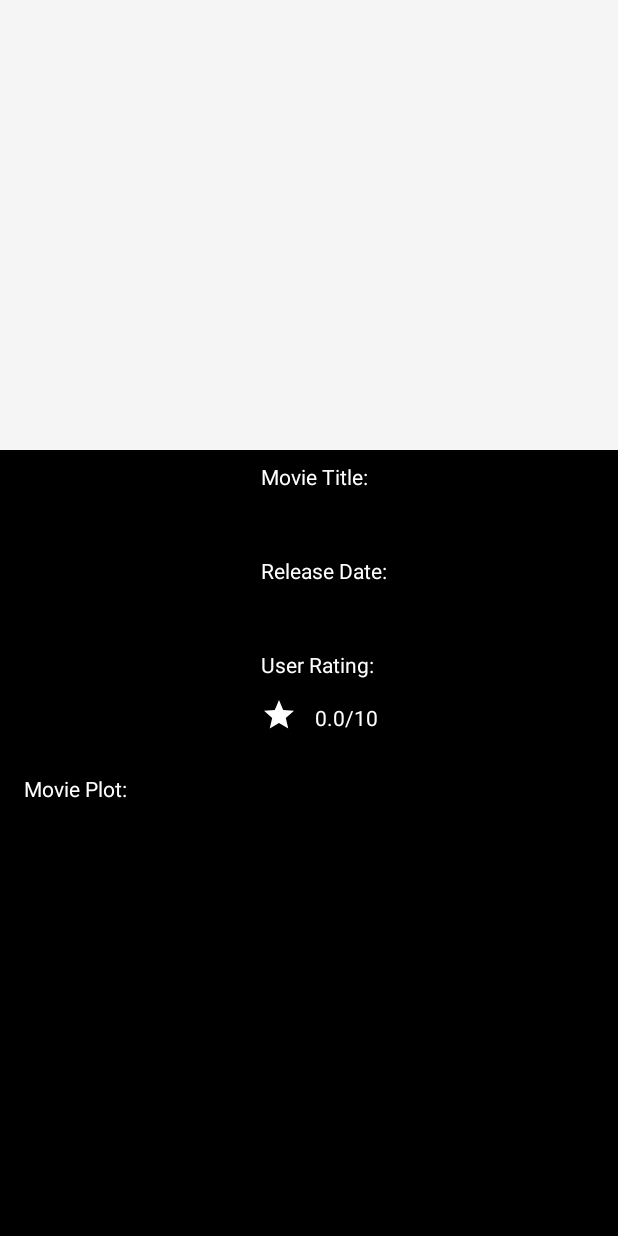
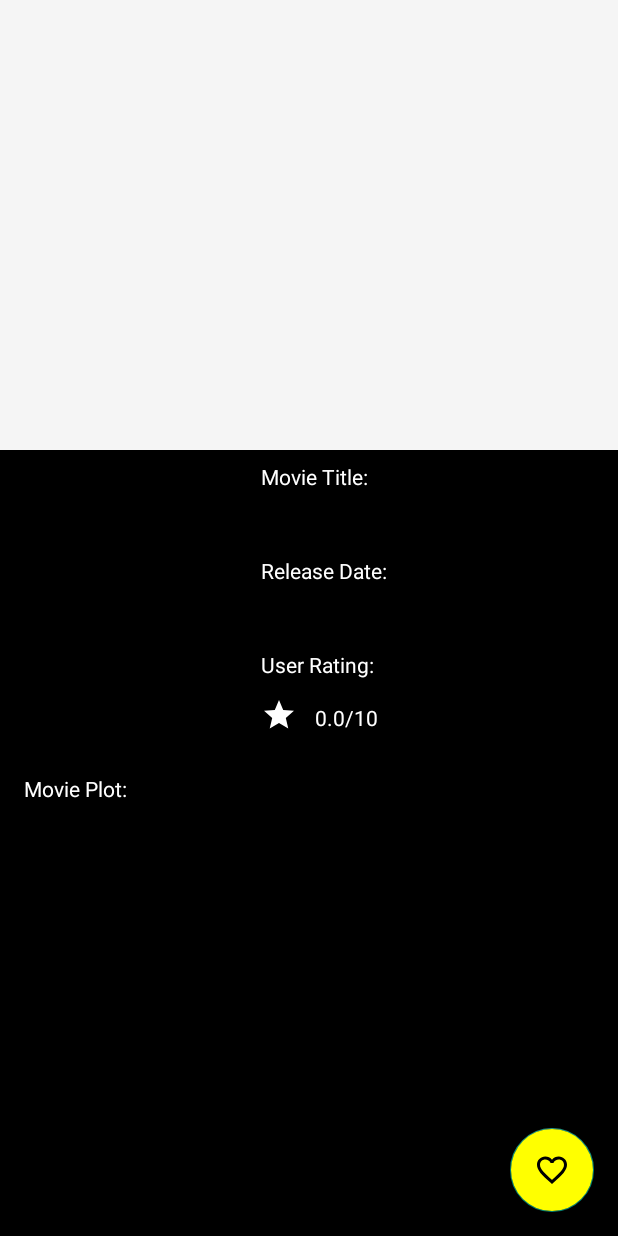
Before and after one commit to aligokdemir/PopularMoviesApp, an Android app: the MovieDetailsActivity screen opened directly, with no data from a screen before it, on a phone screen of 412 x 824 dp. Run offline under Robolectric (Android 15) with nearby library versions, the phone set to English and light mode, and no system bars; our stand-ins replace ButterKnife; 9 statements that could not run were skipped.

```diff
--- a/app/src/main/java/com/gokdemir/popularmovies/MovieDetailsActivity.java
+++ b/app/src/main/java/com/gokdemir/popularmovies/MovieDetailsActivity.java
@@ -2,18 +2,25 @@ package com.gokdemir.popularmovies;
 
 import android.content.Context;
 import android.content.Intent;
+import android.content.SharedPreferences;
+import android.preference.PreferenceManager;
 import android.support.design.widget.CollapsingToolbarLayout;
+import android.support.design.widget.FloatingActionButton;
 import android.support.v4.app.NavUtils;
 import android.support.v7.app.AppCompatActivity;
 import android.os.Bundle;
 import android.text.method.ScrollingMovementMethod;
 import android.view.MenuItem;
+import android.view.View;
 import android.widget.ImageView;
 import android.widget.TextView;
 import android.support.v7.widget.Toolbar;
+import android.widget.Toast;
 
 import com.gokdemir.popularmovies.Model.MovieResults;
 import com.gokdemir.popularmovies.Utilities.NetworkUtils;
+
+import java.util.prefs.PreferenceChangeEvent;
 
 import butterknife.BindView;
 import butterknife.ButterKnife;
@@ -33,10 +40,13 @@ public class MovieDetailsActivity extends AppCompatActivity {
     public ImageView mBackdropImageHeader;
     @BindView(R.id.toolbar)
     public Toolbar toolbar;
+    @BindView(R.id.favMovie)
+    public FloatingActionButton mFloatingAction;
 
     private Context context;
 
     double voteAverage;
+    boolean isFavorite;
 
     @Override
     protected void onCreate(Bundle savedInstanceState) {
@@ -44,7 +54,13 @@ public class MovieDetailsActivity extends AppCompatActivity {
         setContentView(R.layout.activity_movie_details);
         setSupportActionBar(toolbar);
 
-        MovieResults.Movie movie = getIntent().getParcelableExtra(getResources().getString(R.string.movie_key));
+        final MovieResults.Movie movie = getIntent().getParcelableExtra(getResources().
+                getString(R.string.movie_key));
+
+        SharedPreferences sharedPreferences = getSharedPreferences(getResources()
+                .getString(R.string.shared_pref_name), MODE_PRIVATE);
+        isFavorite = sharedPreferences.getBoolean(String.valueOf(movie.getId()),
+                Boolean.parseBoolean(null));
 
         CollapsingToolbarLayout collapsingToolbarLayout = findViewById(R.id.collapsingToolbar);
         collapsingToolbarLayout.setTitle(movie.getTitle());
@@ -56,14 +72,45 @@ public class MovieDetailsActivity extends AppCompatActivity {
         ButterKnife.bind(this);
         mMovieTitle.setMovementMethod(new ScrollingMovementMethod());
 
+        if(isFavorite){
+            mFloatingAction.setImageResource(R.drawable.ic_favorite_black_24dp);
+        } else {
+            mFloatingAction.setImageResource(R.drawable.ic_favorite_border_black_24dp);
+        }
+
         voteAverage = movie.getVote_average();
-
         mMovieTitle.setText(movie.getTitle());
         NetworkUtils.loadImageURL(movie.getPoster_path(), mMoviePoster);
         NetworkUtils.loadBackdropURL(movie.getBackdrop_path(), mBackdropImageHeader);
         mMovieReleaseDate.setText(movie.getRelease_date());
         mMovieVoteAverage.setText(voteAverage + "/10");
         mMovieOverview.setText(movie.getOverview());
+
+        mFloatingAction.setOnClickListener(new View.OnClickListener() {
+            @Override
+            public void onClick(View view) {
+                if(isFavorite){
+                    mFloatingAction.setImageResource(R.drawable.ic_favorite_border_black_24dp);
+                    SharedPreferences.Editor editor = getSharedPreferences(getResources().
+                            getString(R.string.shared_pref_name), MODE_PRIVATE).edit();
+                    editor.remove(String.valueOf(movie.getId()));
+                    editor.apply();
+                    Toast.makeText(context, "The movie is removed from favorites!",
+                            Toast.LENGTH_SHORT).show();
+                    //remove the movie from database...
+
+                } else{
+                    mFloatingAction.setImageResource(R.drawable.ic_favorite_black_24dp);
+                    SharedPreferences.Editor editor = getSharedPreferences(getResources().
+                            getString(R.string.shared_pref_name), MODE_PRIVATE).edit();
+                    editor.putBoolean(String.valueOf(movie.getId()), true);
+                    editor.apply();
+                    Toast.makeText(context, "The movie is added to favorites!",
+                            Toast.LENGTH_SHORT).show();
+                    //add the movie to the database...
+                }
+            }
+        });
     }
 
     @Override
@@ -75,4 +122,10 @@ public class MovieDetailsActivity extends AppCompatActivity {
         }
         return super.onOptionsItemSelected(item);
     }
+
+    @Override
+    public boolean onSupportNavigateUp(){
+        onBackPressed();
+        return true;
+    }
 }
--- /dev/null
+++ b/app/src/main/res/drawable/ic_favorite_border_black_24dp.xml
@@ -0,0 +1,9 @@
+<vector xmlns:android="http://schemas.android.com/apk/res/android"
+        android:width="24dp"
+        android:height="24dp"
+        android:viewportWidth="24.0"
+        android:viewportHeight="24.0">
+    <path
+        android:fillColor="#FF000000"
+        android:pathData="M16.5,3c-1.74,0 -3.41,0.81 -4.5,2.09C10.91,3.81 9.24,3 7.5,3 4.42,3 2,5.42 2,8.5c0,3.78 3.4,6.86 8.55,11.54L12,21.35l1.45,-1.32C18.6,15.36 22,12.28 22,8.5 22,5.42 19.58,3 16.5,3zM12.1,18.55l-0.1,0.1 -0.1,-0.1C7.14,14.24 4,11.39 4,8.5 4,6.5 5.5,5 7.5,5c1.54,0 3.04,0.99 3.57,2.36h1.87C13.46,5.99 14.96,5 16.5,5c2,0 3.5,1.5 3.5,3.5 0,2.89 -3.14,5.74 -7.9,10.05z"/>
+</vector>
--- a/app/src/main/res/layout/activity_movie_details.xml
+++ b/app/src/main/res/layout/activity_movie_details.xml
@@ -60,6 +60,18 @@
 
     </android.support.v4.widget.NestedScrollView>
 
+    <android.support.design.widget.FloatingActionButton
+        android:id="@+id/favMovie"
+        android:layout_width="wrap_content"
+        android:layout_height="wrap_content"
+        android:layout_gravity="end|bottom"
+        android:layout_alignParentBottom="true"
+        android:layout_alignParentEnd="true"
+        android:layout_alignParentRight="true"
+        android:backgroundTint="#FFFF00"
+        android:src="@drawable/ic_favorite_border_black_24dp"
+        android:layout_margin="16dp" />
+
 
 
 </android.support.design.widget.CoordinatorLayout>
--- a/app/src/main/res/values/strings.xml
+++ b/app/src/main/res/values/strings.xml
@@ -32,4 +32,7 @@
 
     <!--Keys for movie details-->
     <string name="movie_key">movieDetails</string>
+
+    <!--SharedPref Name-->
+    <string name="shared_pref_name">MoviePrefs</string>
 </resources>
```
Also changed, not shown: app/src/main/res/drawable/my_favorites.png (deleted).
